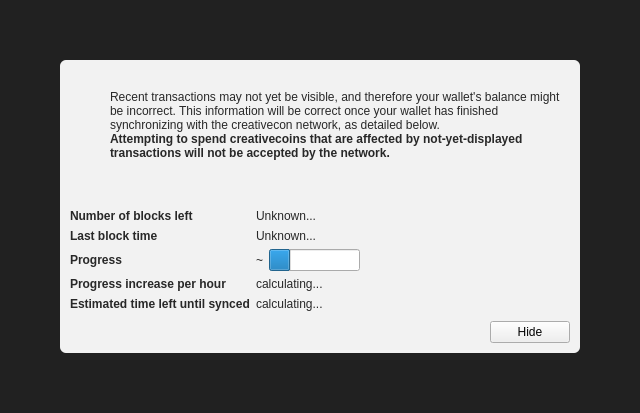
The window that src/qt/forms/modaloverlay.ui (frkl/creativechain-core) describes before a commit, drawn with Qt 5.
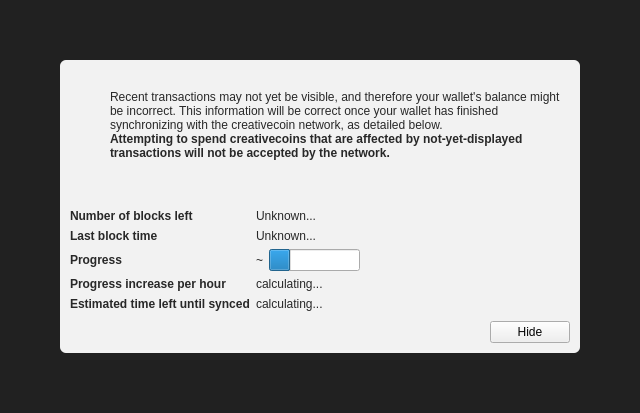
The same window after the commit. Icons and pictures are not drawn. Custom widgets are drawn as their Qt base class.

What changed in the file:
```diff
--- a/src/qt/forms/modaloverlay.ui
+++ b/src/qt/forms/modaloverlay.ui
@@ -130,7 +130,7 @@
              <item>
               <widget class="QLabel" name="infoText">
                <property name="text">
-                <string>Recent transactions may not yet be visible, and therefore your wallet's balance might be incorrect. This information will be correct once your wallet has finished synchronizing with the creativecon network, as detailed below.</string>
+                <string>Recent transactions may not yet be visible, and therefore your wallet's balance might be incorrect. This information will be correct once your wallet has finished synchronizing with the creativecoin network, as detailed below.</string>
                </property>
                <property name="textFormat">
                 <enum>Qt::RichText</enum>
```
